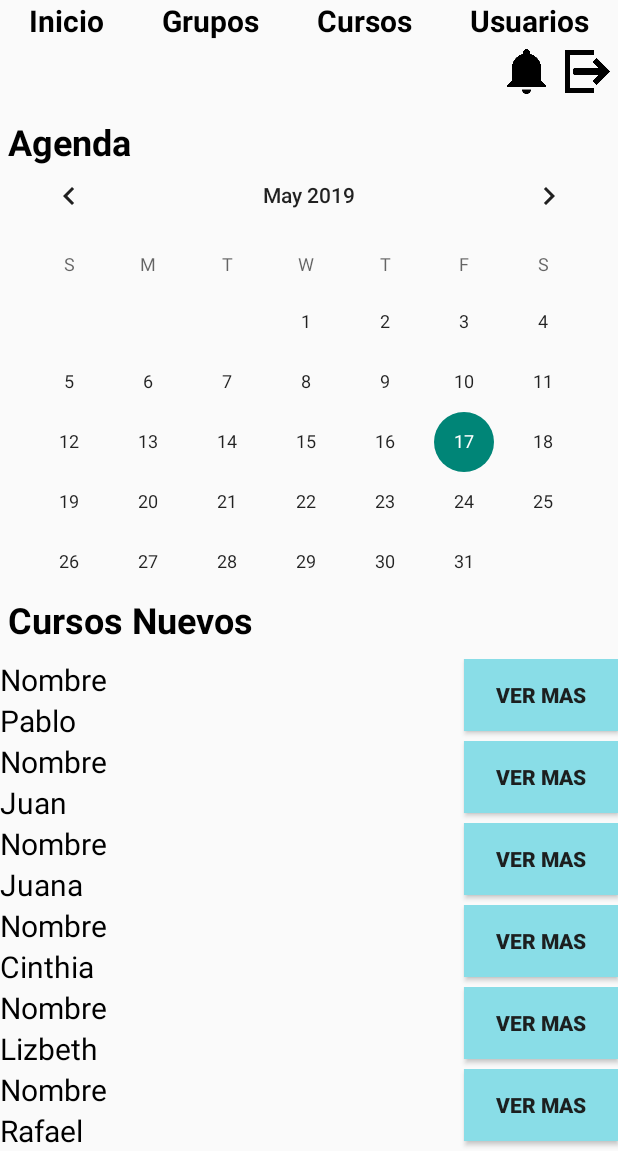
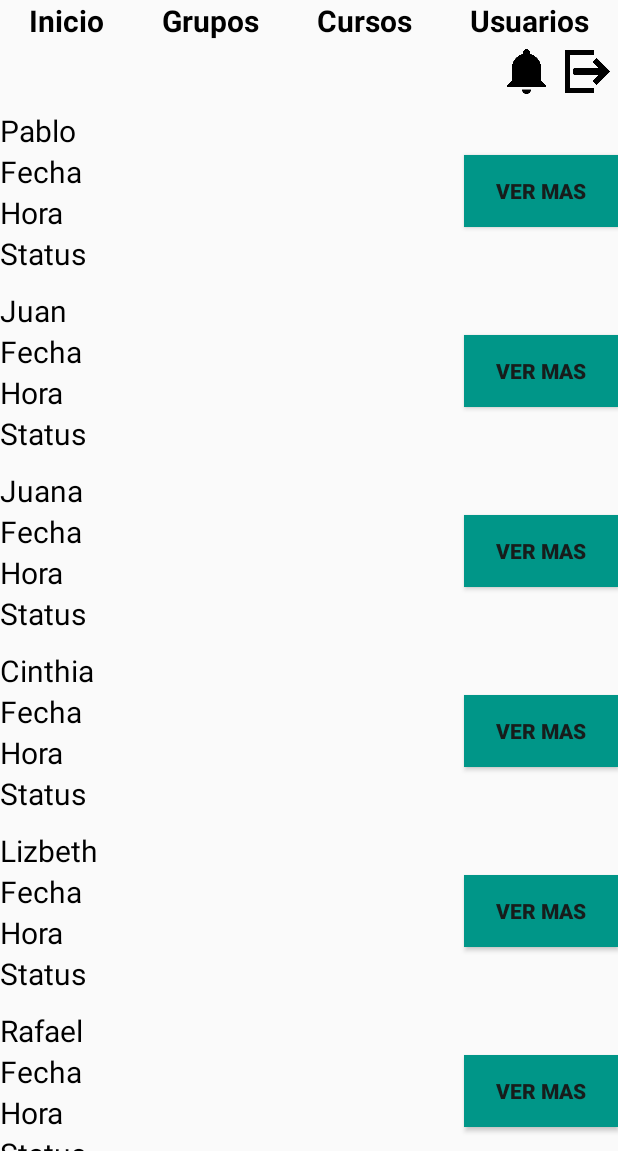
Before and after one commit to rafapaniagua/EquipoMoviles, an Android app: the Inicio screen opened directly, with no data from a screen before it, on a phone screen of 412 x 824 dp, the part 85-1236 px from its top. Run offline under Robolectric (Android 15) with nearby library versions, the phone set to English and light mode, and no system bars.

Commit message:
Vistas Pablo v.f

```diff
--- /dev/null
+++ b/Capacitaciones/app/src/main/java/com/example/capacitaciones/AdapterInicioClases.java
@@ -0,0 +1,60 @@
+package com.example.capacitaciones;
+
+import android.content.Context;
+import android.support.annotation.NonNull;
+import android.support.v7.widget.RecyclerView;
+import android.view.LayoutInflater;
+import android.view.View;
+import android.view.ViewGroup;
+import android.widget.TextView;
+
+import java.util.ArrayList;
+
+public class AdapterInicioClases extends RecyclerView.Adapter<AdapterInicioClases.ViewHolderInicioClases> {
+
+private Context context;
+private ArrayList<String> cursos;
+
+public AdapterInicioClases(Context context, ArrayList<String> nombres) {
+        this.context = context;
+        this.cursos = nombres;
+        }
+
+@NonNull
+@Override
+public ViewHolderInicioClases onCreateViewHolder(@NonNull ViewGroup viewGroup, int i) {
+        View view = LayoutInflater.from(context).inflate(
+        R.layout.list_item_inicio_clases,
+        viewGroup,
+        false);
+        return new ViewHolderInicioClases(view);
+        }
+
+@Override
+public void onBindViewHolder(@NonNull ViewHolderInicioClases viewHolderCursos, int i) {
+        viewHolderCursos.asignarDatos(cursos.get(i));
+        }
+
+@Override
+public int getItemCount() {
+        return cursos.size();
+        }
+
+public class ViewHolderInicioClases extends RecyclerView.ViewHolder {
+
+    TextView nombre, fecha, hora, status;
+
+    public ViewHolderInicioClases(@NonNull View itemView) {
+        super(itemView);
+
+        fecha = (TextView) itemView.findViewById(R.id.tv_list_inicio_c_fecha);
+        status = (TextView) itemView.findViewById(R.id.tv_list_inicio_c_status);
+        nombre = (TextView) itemView.findViewById(R.id.tv_list_inicio_c_nombre);
+        hora = (TextView) itemView.findViewById(R.id.tv_list_inicio_c_hora);
+    }
+
+    public void asignarDatos(String dato) {
+        nombre.setText(dato);
+    }
+}
+}
--- a/Capacitaciones/app/src/main/java/com/example/capacitaciones/AdapterInicio.java
+++ b/Capacitaciones/app/src/main/java/com/example/capacitaciones/AdapterInicioGrupos.java
@@ -9,12 +9,12 @@ import android.view.ViewGroup;
 import android.widget.TextView;
 import java.util.ArrayList;
 
-public class AdapterInicio extends RecyclerView.Adapter<AdapterInicio.ViewHolderInicio> {
+public class AdapterInicioGrupos extends RecyclerView.Adapter<AdapterInicioGrupos.ViewHolderInicio> {
 
     private Context context;
     private ArrayList<String> cursos;
 
-    public AdapterInicio(Context context, ArrayList<String> nombres) {
+    public AdapterInicioGrupos(Context context, ArrayList<String> nombres) {
         this.context = context;
         this.cursos = nombres;
     }
@@ -23,7 +23,7 @@ public class AdapterInicio extends RecyclerView.Adapter<AdapterInicio.ViewHolder
     @Override
     public ViewHolderInicio onCreateViewHolder(@NonNull ViewGroup viewGroup, int i) {
         View view = LayoutInflater.from(context).inflate(
-                R.layout.list_item_inicio,
+                R.layout.list_item_inicio_grupos,
                 viewGroup,
                 false);
         return new ViewHolderInicio(view);
@@ -41,13 +41,15 @@ public class AdapterInicio extends RecyclerView.Adapter<AdapterInicio.ViewHolder
 
     public class ViewHolderInicio extends RecyclerView.ViewHolder {
 
-        TextView nombre, responsable;
+        TextView nombre, responsable, clave, status;
 
         public ViewHolderInicio(@NonNull View itemView) {
             super(itemView);
 
-            nombre = (TextView) itemView.findViewById(R.id.tv_list_inicio_nombre);
-            responsable = (TextView) itemView.findViewById(R.id.tv_list_inicio_responsable);
+            clave = (TextView) itemView.findViewById(R.id.tv_list_inicio_g_clave);
+            status = (TextView) itemView.findViewById(R.id.tv_list_inicio_g_status);
+            nombre = (TextView) itemView.findViewById(R.id.tv_list_inicio_g_nombre);
+            responsable = (TextView) itemView.findViewById(R.id.tv_list_inicio_g_responsable);
         }
 
         public void asignarDatos(String dato) {
--- a/Capacitaciones/app/src/main/java/com/example/capacitaciones/Inicio.java
+++ b/Capacitaciones/app/src/main/java/com/example/capacitaciones/Inicio.java
@@ -10,7 +10,7 @@ import java.util.ArrayList;
 public class Inicio extends AppCompatActivity {
 
     ArrayList<String> nombres;
-    RecyclerView rv_cursos;
+    RecyclerView rv_grupos, rv_clases;
 
     @Override
     protected void onCreate(Bundle savedInstanceState) {
@@ -29,9 +29,15 @@ public class Inicio extends AppCompatActivity {
         nombres.add("Elizabeth");
         nombres.add("Murillo");
 
-        rv_cursos = (RecyclerView) findViewById(R.id.rv_new_cursos);
-        AdapterInicio adapter = new AdapterInicio(this, nombres);
-        rv_cursos.setAdapter(adapter);
-        rv_cursos.setLayoutManager(new LinearLayoutManager(this, LinearLayoutManager.VERTICAL, false));
+        rv_grupos = (RecyclerView) findViewById(R.id.rv_inicio_grupos);
+        AdapterInicioGrupos adapter = new AdapterInicioGrupos(this, nombres);
+        rv_grupos.setAdapter(adapter);
+        rv_grupos.setLayoutManager(new LinearLayoutManager(this, LinearLayoutManager.VERTICAL, false));
+
+        rv_clases = (RecyclerView) findViewById(R.id.rv_inicio_clases);
+        AdapterInicioClases adapter1 = new AdapterInicioClases(this, nombres);
+        rv_clases.setAdapter(adapter1);
+        rv_clases.setLayoutManager(new LinearLayoutManager(this, LinearLayoutManager.VERTICAL, false));
+
     }
 }
--- a/Capacitaciones/app/src/main/res/layout/activity_inicio.xml
+++ b/Capacitaciones/app/src/main/res/layout/activity_inicio.xml
@@ -118,18 +118,6 @@
 
     </TableRow>
 
-    <TextView
-        android:id="@+id/tv_titulo"
-        android:layout_width="match_parent"
-        android:layout_height="wrap_content"
-        android:layout_marginLeft="5dp"
-        android:layout_marginTop="10dp"
-        android:layout_marginRight="5dp"
-        android:text="@string/inicio_titulo"
-        android:textColor="#000000"
-        android:textSize="24sp"
-        android:textStyle="bold" />
-
     <ScrollView
         android:layout_width="match_parent"
         android:layout_height="wrap_content">
@@ -139,25 +127,38 @@
             android:layout_height="wrap_content"
             android:orientation="vertical">
 
-            <CalendarView
-                android:id="@+id/cv_calendario"
-                android:layout_width="match_parent"
-                android:layout_height="300dp" />
-
             <TextView
-                android:id="@+id/tv_titulo4"
+                android:id="@+id/tv_titulo_clases"
                 android:layout_width="match_parent"
                 android:layout_height="wrap_content"
                 android:layout_marginLeft="5dp"
                 android:layout_marginRight="5dp"
                 android:layout_marginBottom="10dp"
-                android:text="@string/inicio_miscursos"
+                android:text="@string/inicio_misclases"
                 android:textColor="#000000"
                 android:textSize="24sp"
                 android:textStyle="bold" />
 
             <android.support.v7.widget.RecyclerView
-                android:id="@+id/rv_new_cursos"
+                android:id="@+id/rv_inicio_clases"
+                android:layout_width="match_parent"
+                android:layout_height="wrap_content" />
+
+            <TextView
+                android:id="@+id/tv_titulo_grupo"
+                android:layout_width="match_parent"
+                android:layout_height="wrap_content"
+                android:layout_marginLeft="5dp"
+                android:layout_marginTop="10dp"
+                android:layout_marginRight="5dp"
+                android:layout_marginBottom="10dp"
+                android:text="@string/inicio_misgrupos"
+                android:textColor="#000000"
+                android:textSize="24sp"
+                android:textStyle="bold" />
+
+            <android.support.v7.widget.RecyclerView
+                android:id="@+id/rv_inicio_grupos"
                 android:layout_width="match_parent"
                 android:layout_height="wrap_content" />
 
--- /dev/null
+++ b/Capacitaciones/app/src/main/res/layout/list_item_inicio_clases.xml
@@ -0,0 +1,63 @@
+<?xml version="1.0" encoding="utf-8"?>
+<LinearLayout xmlns:android="http://schemas.android.com/apk/res/android"
+    android:layout_width="match_parent"
+    android:layout_height="wrap_content"
+    android:paddingTop="5dp"
+    android:paddingBottom="5dp">
+
+    <LinearLayout
+        android:layout_width="match_parent"
+        android:layout_height="wrap_content"
+        android:layout_weight="1"
+        android:orientation="vertical">
+
+        <TextView
+            android:id="@+id/tv_list_inicio_c_nombre"
+            android:layout_width="match_parent"
+            android:layout_height="wrap_content"
+            android:layout_weight="1"
+            android:text="@string/inicio_list_clase_nombre"
+            android:textColor="#000000"
+            android:textSize="20sp" />
+
+        <TextView
+            android:id="@+id/tv_list_inicio_c_fecha"
+            android:layout_width="match_parent"
+            android:layout_height="wrap_content"
+            android:layout_weight="1"
+            android:text="@string/inicio_list_clase_fecha"
+            android:textColor="#000000"
+            android:textSize="20sp" />
+
+        <TextView
+            android:id="@+id/tv_list_inicio_c_hora"
+            android:layout_width="match_parent"
+            android:layout_height="wrap_content"
+            android:layout_weight="1"
+            android:text="@string/inicio_list_clase_hora"
+            android:textColor="#000000"
+            android:textSize="20sp" />
+
+        <TextView
+            android:id="@+id/tv_list_inicio_c_status"
+            android:layout_width="match_parent"
+            android:layout_height="wrap_content"
+            android:layout_weight="1"
+            android:text="@string/inicio_list_clase_status"
+            android:textColor="#000000"
+            android:textSize="20sp" />
+
+    </LinearLayout>
+
+    <Button
+        android:id="@+id/btn_vermas2"
+        android:layout_width="match_parent"
+        android:layout_height="wrap_content"
+        android:layout_marginTop="30sp"
+        android:layout_weight="3"
+        android:background="#009688"
+        android:text="@string/inicio_list_clase_btnvermas"
+        android:textColor="#F5181717"
+        android:textSize="14sp"
+        android:textStyle="bold" />
+</LinearLayout>
--- a/Capacitaciones/app/src/main/res/layout/list_item_inicio.xml
+++ b/Capacitaciones/app/src/main/res/layout/list_item_inicio_grupos.xml
@@ -2,7 +2,9 @@
 <LinearLayout xmlns:android="http://schemas.android.com/apk/res/android"
     android:layout_width="match_parent"
     android:layout_height="wrap_content"
-    android:orientation="horizontal">
+    android:orientation="horizontal"
+    android:paddingTop="5dp"
+    android:paddingBottom="5dp">
 
     <LinearLayout
         android:layout_width="match_parent"
@@ -11,7 +13,16 @@
         android:orientation="vertical">
 
         <TextView
-            android:id="@+id/tv_list_inicio_nombre"
+            android:id="@+id/tv_list_inicio_g_clave"
+            android:layout_width="match_parent"
+            android:layout_height="wrap_content"
+            android:layout_weight="1"
+            android:text="@string/inicio_list_clave"
+            android:textColor="#000000"
+            android:textSize="20sp" />
+
+        <TextView
+            android:id="@+id/tv_list_inicio_g_nombre"
             android:layout_width="match_parent"
             android:layout_height="wrap_content"
             android:layout_weight="1"
@@ -20,7 +31,16 @@
             android:textSize="20sp" />
 
         <TextView
-            android:id="@+id/tv_list_inicio_responsable"
+            android:id="@+id/tv_list_inicio_g_status"
+            android:layout_width="match_parent"
+            android:layout_height="wrap_content"
+            android:layout_weight="1"
+            android:text="@string/inicio_list_status"
+            android:textColor="#000000"
+            android:textSize="20sp" />
+
+        <TextView
+            android:id="@+id/tv_list_inicio_g_responsable"
             android:layout_width="match_parent"
             android:layout_height="wrap_content"
             android:layout_weight="1"
@@ -34,8 +54,9 @@
         android:id="@+id/btn_vermas"
         android:layout_width="match_parent"
         android:layout_height="wrap_content"
+        android:layout_marginTop="30sp"
         android:layout_weight="3"
-        android:background="#89DDE7"
+        android:background="#009688"
         android:text="@string/inicio_list_btnvermas"
         android:textColor="#F5181717"
         android:textSize="14sp"
--- a/Capacitaciones/app/src/main/res/values/strings.xml
+++ b/Capacitaciones/app/src/main/res/values/strings.xml
@@ -29,10 +29,18 @@
     <string name="curso_list_btnregresar">Regresar</string>
     <string name="curso_list_btnagregar">Agregar Curso</string>
 
-    <string name="inicio_titulo">Agenda</string>
-    <string name="inicio_miscursos">Cursos Nuevos</string>
+    <string name="inicio_misgrupos">Mis Grupos</string>
+    <string name="inicio_misclases">Proximas Clases</string>
 
-    <string name="inicio_list_nombre">Nombre</string>
+    <string name="inicio_list_nombre">Nombre Curso</string>
+    <string name="inicio_list_clave">Clave</string>
+    <string name="inicio_list_status">Status</string>
     <string name="inicio_list_responsable">Responsable</string>
     <string name="inicio_list_btnvermas">Ver Mas</string>
+
+    <string name="inicio_list_clase_nombre">Nombre Curso</string>
+    <string name="inicio_list_clase_fecha">Fecha</string>
+    <string name="inicio_list_clase_hora">Hora</string>
+    <string name="inicio_list_clase_status">Status</string>
+    <string name="inicio_list_clase_btnvermas">Ver Mas</string>
 </resources>
```
